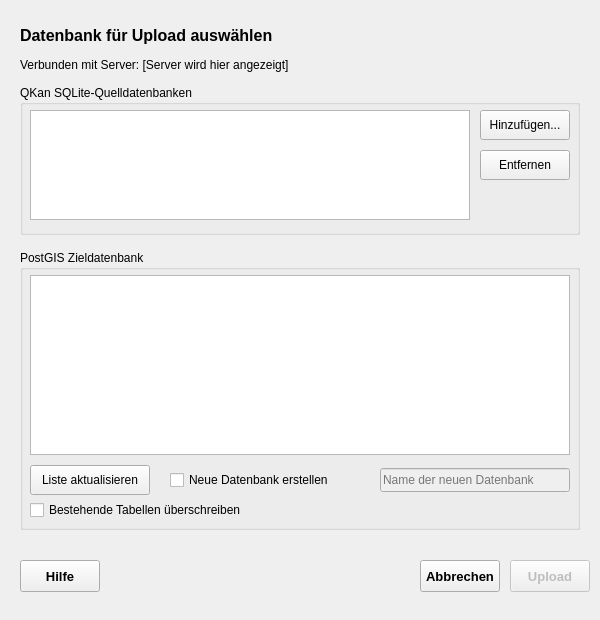
The window that qkan/uploadPostgis/res/uploadPostgis_database_dialog.ui (SonkeHoffmann/QKan-1) describes before a commit, drawn with Qt 5.
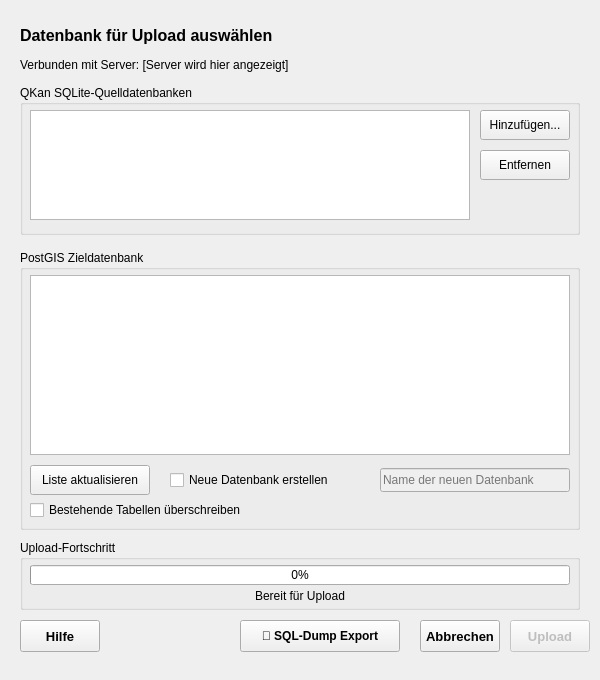
The same window after the commit.

```diff
--- a/qkan/uploadPostgis/res/uploadPostgis_database_dialog.ui
+++ b/qkan/uploadPostgis/res/uploadPostgis_database_dialog.ui
@@ -7,13 +7,13 @@
     <x>0</x>
     <y>0</y>
     <width>600</width>
-    <height>620</height>
+    <height>680</height>
    </rect>
   </property>
   <property name="minimumSize">
    <size>
     <width>600</width>
-    <height>620</height>
+    <height>680</height>
    </size>
   </property>
   <property name="font">
@@ -214,11 +214,59 @@
    </widget>
   </widget>
   
+  <widget class="QGroupBox" name="groupBox_progress">
+   <property name="geometry">
+    <rect>
+     <x>20</x>
+     <y>540</y>
+     <width>560</width>
+     <height>70</height>
+    </rect>
+   </property>
+   <property name="title">
+    <string>Upload-Fortschritt</string>
+   </property>
+   
+   <widget class="QProgressBar" name="progressBar_upload">
+    <property name="geometry">
+     <rect>
+      <x>10</x>
+      <y>25</y>
+      <width>540</width>
+      <height>20</height>
+     </rect>
+    </property>
+    <property name="value">
+     <number>0</number>
+    </property>
+    <property name="textVisible">
+     <bool>true</bool>
+    </property>
+   </widget>
+   
+   <widget class="QLabel" name="label_progress_status">
+    <property name="geometry">
+     <rect>
+      <x>10</x>
+      <y>48</y>
+      <width>540</width>
+      <height>16</height>
+     </rect>
+    </property>
+    <property name="text">
+     <string>Bereit für Upload</string>
+    </property>
+    <property name="alignment">
+     <set>Qt::AlignCenter</set>
+    </property>
+   </widget>
+  </widget>
+  
   <widget class="QPushButton" name="pb_help">
    <property name="geometry">
     <rect>
      <x>20</x>
-     <y>560</y>
+     <y>620</y>
      <width>80</width>
      <height>32</height>
     </rect>
@@ -236,11 +284,36 @@
    </property>
   </widget>
   
+  <widget class="QPushButton" name="pb_export_sql">
+   <property name="geometry">
+    <rect>
+     <x>240</x>
+     <y>620</y>
+     <width>160</width>
+     <height>32</height>
+    </rect>
+   </property>
+   <property name="font">
+    <font>
+     <family>Tahoma</family>
+     <pointsize>9</pointsize>
+     <weight>75</weight>
+     <bold>true</bold>
+    </font>
+   </property>
+   <property name="text">
+    <string>📄 SQL-Dump Export</string>
+   </property>
+   <property name="toolTip">
+    <string>Erstellt einen PostgreSQL SQL-Dump für manuelle Installation (z.B. bei GBD WebSuite ohne direkten DB-Zugriff)</string>
+   </property>
+  </widget>
+  
   <widget class="QPushButton" name="pb_cancel">
    <property name="geometry">
     <rect>
      <x>420</x>
-     <y>560</y>
+     <y>620</y>
      <width>80</width>
      <height>32</height>
     </rect>
@@ -262,7 +335,7 @@
    <property name="geometry">
     <rect>
      <x>510</x>
-     <y>560</y>
+     <y>620</y>
      <width>80</width>
      <height>32</height>
     </rect>
```
